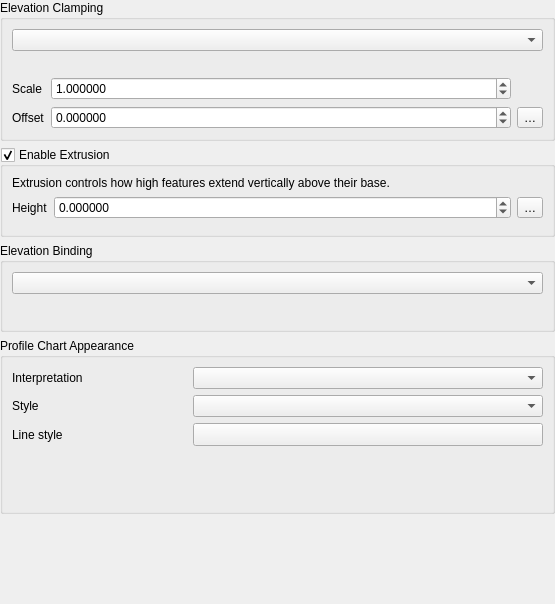
Before: the Qt Designer form src/ui/qgsvectorelevationpropertieswidgetbase.ui in qgis/QGIS, drawn with Qt 5.
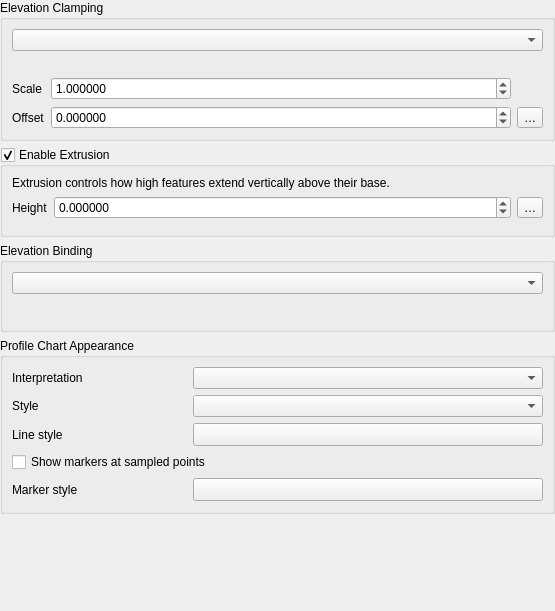
After: the same form once the commit is applied. The open tabs and pages were chosen to show the change. Custom widgets are drawn as their Qt base class.

Commit message: Add option to show markers over continuous surface plot

```diff
--- a/src/ui/qgsvectorelevationpropertieswidgetbase.ui
+++ b/src/ui/qgsvectorelevationpropertieswidgetbase.ui
@@ -7,7 +7,7 @@
     <x>0</x>
     <y>0</y>
     <width>555</width>
-    <height>604</height>
+    <height>611</height>
    </rect>
   </property>
   <property name="windowTitle">
@@ -331,9 +331,36 @@
           <property name="bottomMargin">
            <number>0</number>
           </property>
+          <item row="3" column="0">
+           <widget class="QLabel" name="label_11">
+            <property name="text">
+             <string>Marker style</string>
+            </property>
+           </widget>
+          </item>
           <item row="0" column="1">
            <widget class="QComboBox" name="mStyleComboBox"/>
           </item>
+          <item row="2" column="0" colspan="2">
+           <widget class="QCheckBox" name="mCheckBoxShowMarkersAtSampledPoints">
+            <property name="text">
+             <string>Show markers at sampled points</string>
+            </property>
+           </widget>
+          </item>
+          <item row="3" column="1">
+           <widget class="QgsSymbolButton" name="mSurfaceMarkerStyleButton">
+            <property name="sizePolicy">
+             <sizepolicy hsizetype="Expanding" vsizetype="Fixed">
+              <horstretch>0</horstretch>
+              <verstretch>0</verstretch>
+             </sizepolicy>
+            </property>
+            <property name="text">
+             <string/>
+            </property>
+           </widget>
+          </item>
           <item row="0" column="0">
            <widget class="QLabel" name="label_8">
             <property name="text">
@@ -341,19 +368,6 @@
             </property>
            </widget>
           </item>
-          <item row="2" column="0">
-           <spacer name="verticalSpacer_2">
-            <property name="orientation">
-             <enum>Qt::Vertical</enum>
-            </property>
-            <property name="sizeHint" stdset="0">
-             <size>
-              <width>20</width>
-              <height>40</height>
-             </size>
-            </property>
-           </spacer>
-          </item>
           <item row="1" column="0" colspan="2">
            <widget class="QStackedWidget" name="mSymbologyStackedWidget">
             <property name="sizePolicy">
```
Left out of the diff: 108 changed lines with no effect on the pictures. The commit also changes 10 other files.
